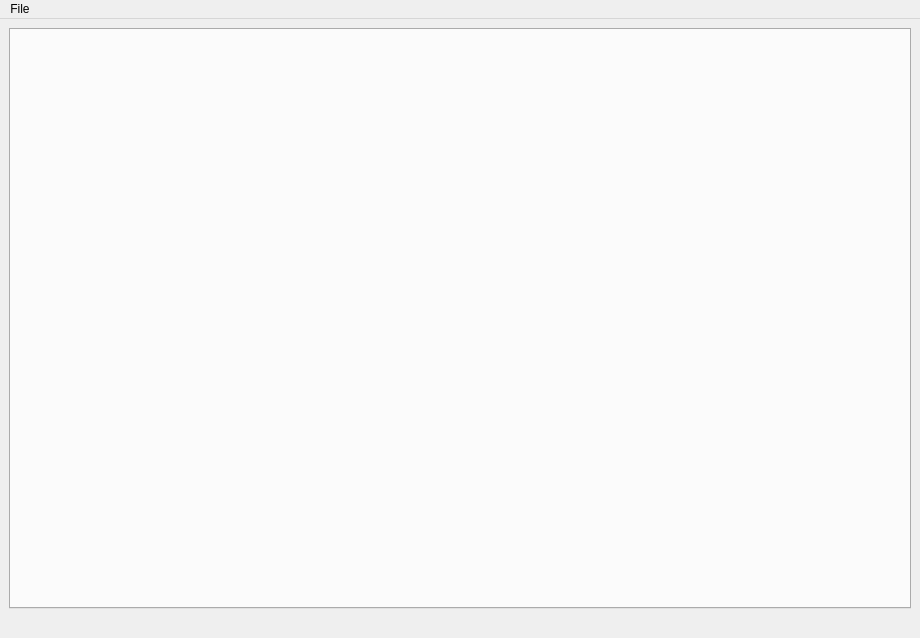
Above: code/qttoolkit/qtaddons/attributecontrollerwidget/ui/scripteditor.ui from gscept/nebula-trifid before the change. Below: the same form after it.
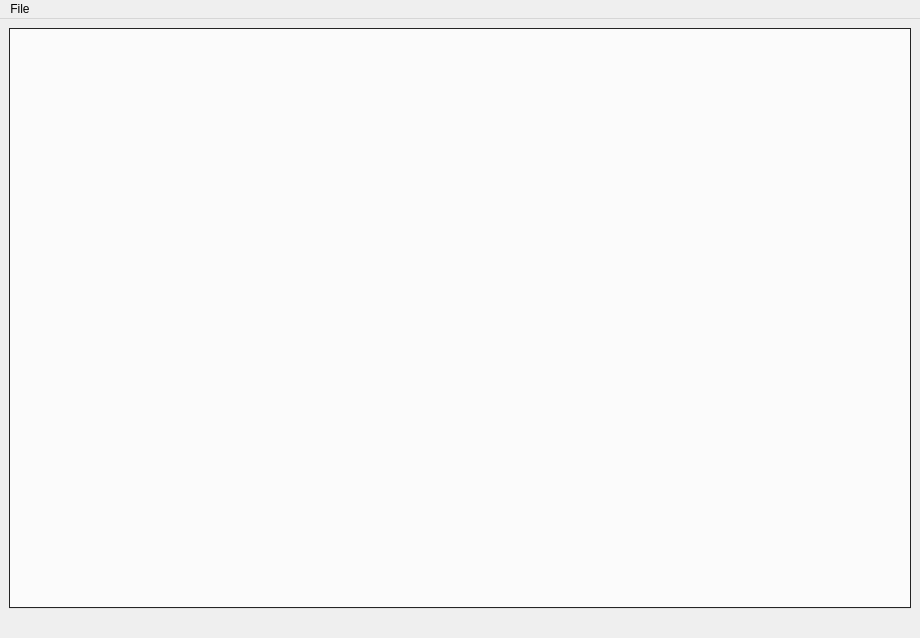
That is the form after the change.

Patch:
```diff
--- a/code/qttoolkit/qtaddons/attributecontrollerwidget/ui/scripteditor.ui
+++ b/code/qttoolkit/qtaddons/attributecontrollerwidget/ui/scripteditor.ui
@@ -22,9 +22,82 @@
    <layout class="QGridLayout" name="gridLayout">
     <item row="1" column="0">
      <widget class="QTabWidget" name="fileTabWidget">
+      <property name="palette">
+       <palette>
+        <active>
+         <colorrole role="Base">
+          <brush brushstyle="SolidPattern">
+           <color alpha="255">
+            <red>40</red>
+            <green>40</green>
+            <blue>40</blue>
+           </color>
+          </brush>
+         </colorrole>
+         <colorrole role="Window">
+          <brush brushstyle="SolidPattern">
+           <color alpha="255">
+            <red>50</red>
+            <green>50</green>
+            <blue>50</blue>
+           </color>
+          </brush>
+         </colorrole>
+        </active>
+        <inactive>
+         <colorrole role="Base">
+          <brush brushstyle="SolidPattern">
+           <color alpha="255">
+            <red>40</red>
+            <green>40</green>
+            <blue>40</blue>
+           </color>
+          </brush>
+         </colorrole>
+         <colorrole role="Window">
+          <brush brushstyle="SolidPattern">
+           <color alpha="255">
+            <red>50</red>
+            <green>50</green>
+            <blue>50</blue>
+           </color>
+          </brush>
+         </colorrole>
+        </inactive>
+        <disabled>
+         <colorrole role="Base">
+          <brush brushstyle="SolidPattern">
+           <color alpha="255">
+            <red>50</red>
+            <green>50</green>
+            <blue>50</blue>
+           </color>
+          </brush>
+         </colorrole>
+         <colorrole role="Window">
+          <brush brushstyle="SolidPattern">
+           <color alpha="255">
+            <red>50</red>
+            <green>50</green>
+            <blue>50</blue>
+           </color>
+          </brush>
+         </colorrole>
+        </disabled>
+       </palette>
+      </property>
+      <property name="font">
+       <font>
+        <family>Consolas</family>
+        <pointsize>10</pointsize>
+       </font>
+      </property>
       <property name="autoFillBackground">
        <bool>false</bool>
       </property>
+      <property name="styleSheet">
+       <string notr="true"/>
+      </property>
       <property name="currentIndex">
        <number>-1</number>
       </property>
```
